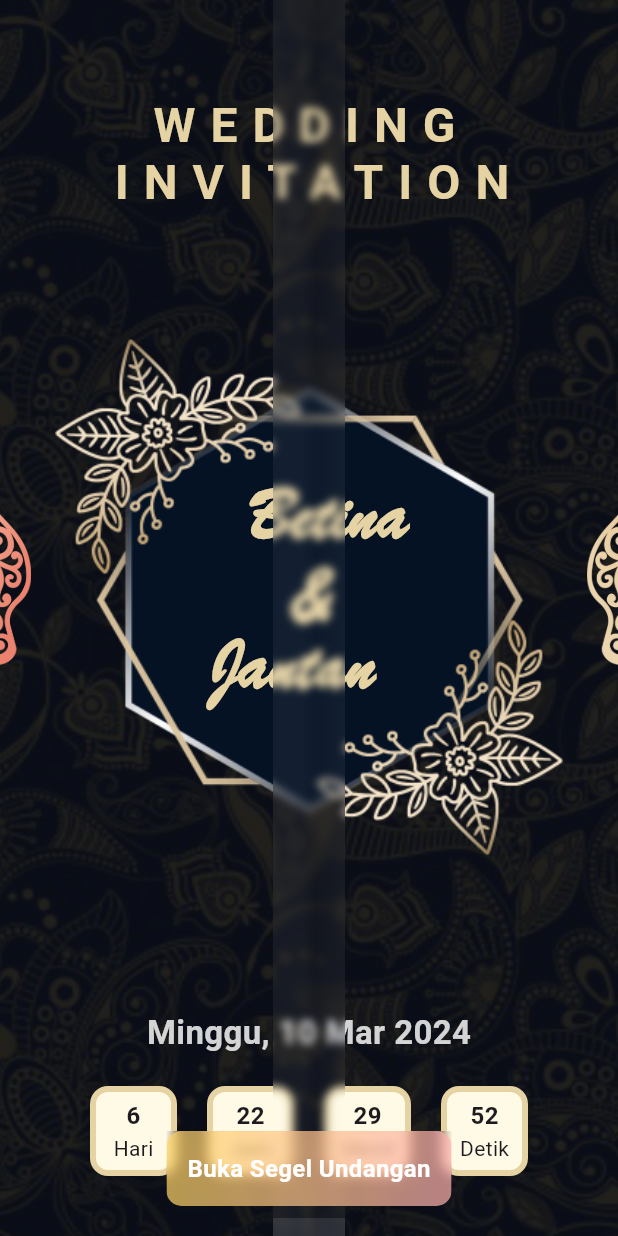
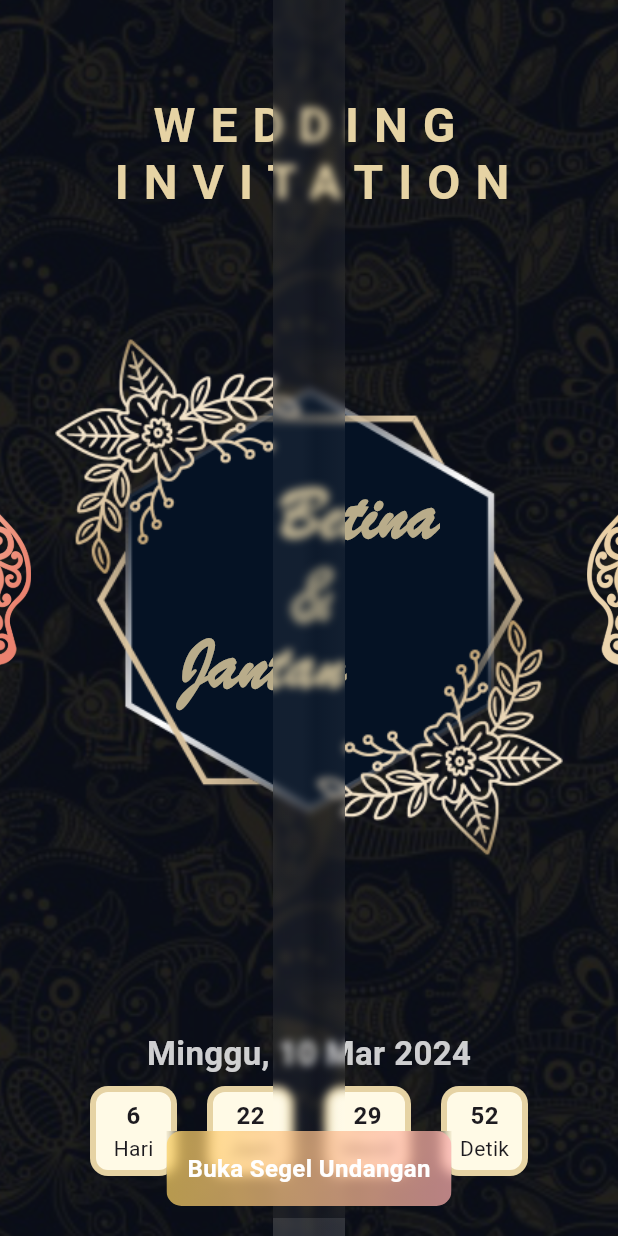
Before and after one commit to faequl96/invitation_app, a Flutter app: the screen it shows after launch, scrolled down 1152 dp, on a phone screen of 412 x 824 dp. Run offline on Flutter 3.47's test engine with Material 3 defaults, Android fonts, the phone set to English and light mode, and no system bars.

Commit message:
adjust again

```diff
--- a/lib/pages/page_1/page_1.dart
+++ b/lib/pages/page_1/page_1.dart
@@ -40,11 +40,13 @@ class Page1 extends StatelessWidget {
               ),
             ),
           ),
-          scrollValue > size.height - 70
-              ? AnimatedPositioned(
-                  duration: const Duration(milliseconds: 300),
+          AnimatedPositioned(
+            duration: const Duration(milliseconds: 500),
             bottom: 444,
             right: scrollValue > size.height - 50 ? 140 : 40,
+            child: AnimatedOpacity(
+              duration: const Duration(milliseconds: 500),
+              opacity: scrollValue > size.height - 50 ? 1 : 0,
               child: const Text(
                 "Betina",
                 style: TextStyle(
@@ -54,10 +56,9 @@ class Page1 extends StatelessWidget {
                   color: Color.fromARGB(255, 230, 211, 164),
                 ),
               ),
-                )
-              : const SizedBox.shrink(),
-          scrollValue > size.height - 20
-              ? Positioned(
+            ),
+          ),
+          Positioned(
             bottom: 384,
             child: AnimatedOpacity(
               duration: const Duration(milliseconds: 500),
@@ -72,13 +73,14 @@ class Page1 extends StatelessWidget {
                 ),
               ),
             ),
-                )
-              : const SizedBox.shrink(),
-          scrollValue > size.height - 70
-              ? AnimatedPositioned(
-                  duration: const Duration(milliseconds: 300),
+          ),
+          AnimatedPositioned(
+            duration: const Duration(milliseconds: 500),
             bottom: 344,
             left: scrollValue > size.height - 50 ? 140 : 40,
+            child: AnimatedOpacity(
+              duration: const Duration(milliseconds: 500),
+              opacity: scrollValue > size.height - 50 ? 1 : 0,
               child: const Text(
                 "Jantan",
                 style: TextStyle(
@@ -88,15 +90,14 @@ class Page1 extends StatelessWidget {
                   color: Color.fromARGB(255, 230, 211, 164),
                 ),
               ),
-                )
-              : const SizedBox.shrink(),
-          scrollValue > size.height - 70
-              ? AnimatedPositioned(
-                  duration: const Duration(milliseconds: 300),
+            ),
+          ),
+          AnimatedPositioned(
+            duration: const Duration(milliseconds: 500),
             bottom: scrollValue > size.height - 50 ? 120 : 50,
             child: AnimatedOpacity(
               duration: const Duration(milliseconds: 500),
-                    opacity: scrollValue > size.height - 50 ? 1 : 0.1,
+              opacity: scrollValue > size.height - 50 ? 1 : 0,
               child: Text(
                 dateFormater.format(_dateTime),
                 style: const TextStyle(
@@ -106,8 +107,7 @@ class Page1 extends StatelessWidget {
                 ),
               ),
             ),
-                )
-              : const SizedBox.shrink(),
+          ),
         ],
       ),
     );
```
Lines whose indentation alone changed are shown as unchanged.
